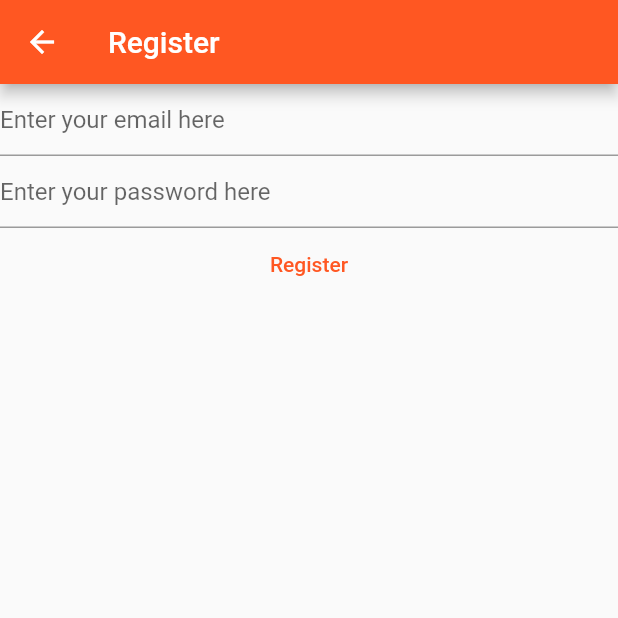
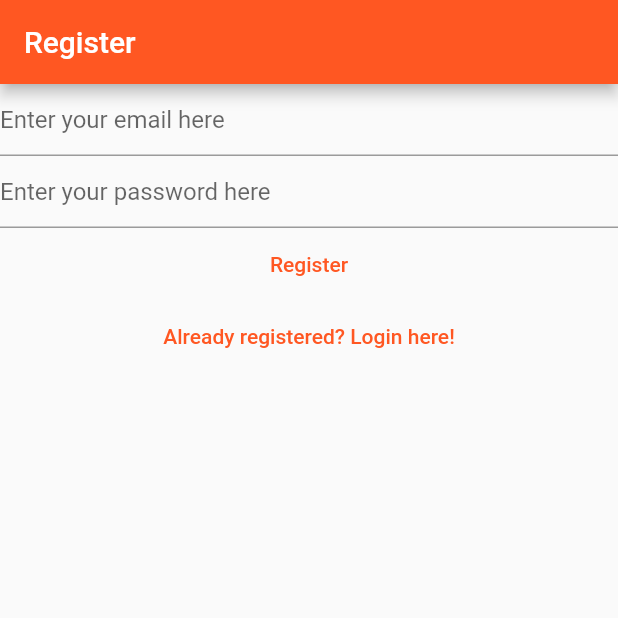
Before and after one commit to mayaArh/Hausmeisterapp, a Flutter app: the RegisterView screen opened directly, on a phone screen of 412 x 824 dp, the top half of it. Run offline on Flutter 3.47's test engine with Material 2 defaults, Android fonts, the light colour scheme and no system bars; our stand-ins replace firebase_auth, firebase_core; accounts and stored records are empty.

```diff
--- a/lib/views/register_view.dart
+++ b/lib/views/register_view.dart
@@ -1,7 +1,5 @@
 import 'package:firebase_auth/firebase_auth.dart';
-import 'package:firebase_core/firebase_core.dart';
 import 'package:flutter/material.dart';
-import 'package:mein_digitaler_hausmeister/firebase_options.dart';
 
 class RegisterView extends StatefulWidget {
   const RegisterView({Key? key}) : super(key: key);
@@ -34,14 +32,7 @@
       appBar: AppBar(
         title: const Text('Register'),
       ),
-      body: FutureBuilder(
-        future: Firebase.initializeApp(
-          options: DefaultFirebaseOptions.currentPlatform,
-        ),
-        builder: (context, snapshot) {
-          switch (snapshot.connectionState) {
-            case ConnectionState.done:
-              return Column(
+      body: Column(
         children: [
           TextField(
             controller: _email,
@@ -66,8 +57,8 @@
               final email = _email.text;
               final password = _password.text;
               try {
-                        final userCredential = await FirebaseAuth.instance
-                            .createUserWithEmailAndPassword(
+                final userCredential =
+                    await FirebaseAuth.instance.createUserWithEmailAndPassword(
                   email: email,
                   password: password,
                 );
@@ -84,12 +75,13 @@
             },
             child: const Text('Register'),
           ),
+          TextButton(
+              onPressed: () {
+                Navigator.of(context)
+                    .pushNamedAndRemoveUntil('/login/', (route) => false);
+              },
+              child: const Text('Already registered? Login here!'))
         ],
-              );
-            default:
-              return const Text('Loading...');
-          }
-        },
       ),
     );
   }
```
Also changed, not shown: lib/main.dart (+20 -13 lines), lib/views/login_view.dart (+9 -17 lines), lib/views/verify_email_view.dart (added, +31 -0 lines), 1 other file. Lines whose indentation alone changed are shown as unchanged.
